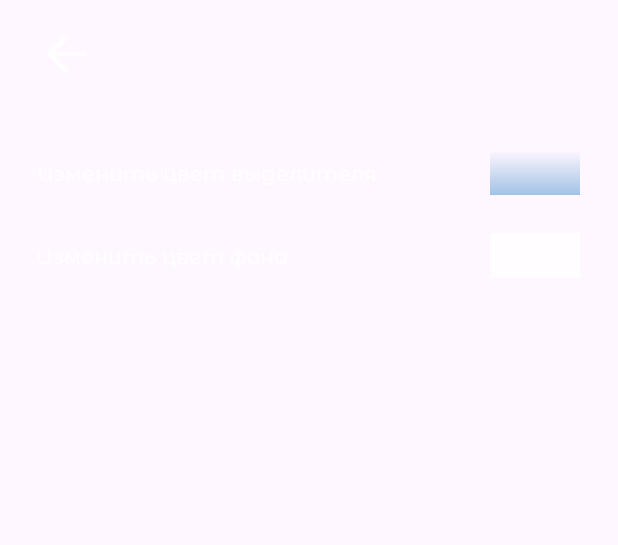
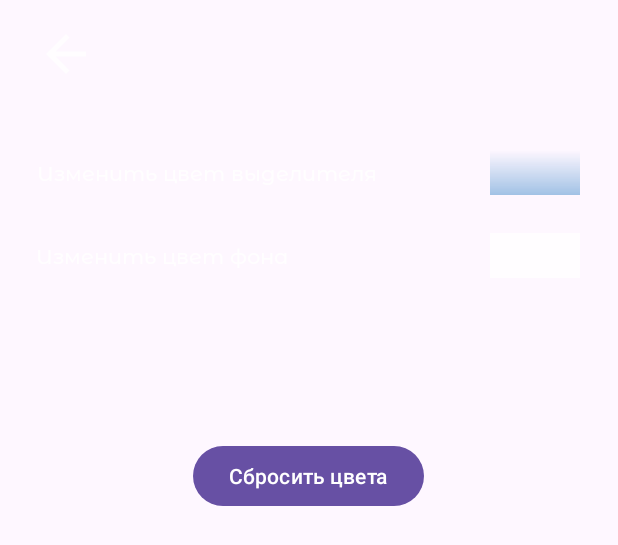
Before and after one commit to Sutemi67/Kotlin_RadioPlayer_app, an Android app: the layout activity_settings.xml on its own in the app's theme, with its tools: preview values and no code run, on a phone screen of 412 x 824 dp. Shown: the top 545 px of the screen. Run offline under Robolectric (Android 15) with nearby library versions, the phone set to English and light mode, and no system bars.

Commit message:
colors theming ready

```diff
--- a/app/src/main/java/apc/appcradle/radioplayer/ui/MainActivity.kt
+++ b/app/src/main/java/apc/appcradle/radioplayer/ui/MainActivity.kt
@@ -10,8 +10,6 @@ import android.os.Bundle
 import android.util.Log
 import androidx.activity.enableEdgeToEdge
 import androidx.appcompat.app.AppCompatActivity
-import androidx.appcompat.app.AppCompatDelegate
-import androidx.appcompat.app.AppCompatDelegate.setDefaultNightMode
 import androidx.core.content.ContextCompat
 import androidx.core.view.ViewCompat
 import androidx.core.view.WindowInsetsCompat
@@ -195,7 +193,7 @@ class MainActivity : AppCompatActivity() {
         if (selectorColor == 0) {
             return ContextCompat.getDrawable(
                 applicationContext,
-                R.drawable.playing_shape
+                R.drawable.shape_playing_station
             ) as GradientDrawable
         } else {
             val grad = GradientDrawable().apply {
--- a/app/src/main/res/drawable/nightmode.xml
+++ /dev/null
@@ -1,5 +0,0 @@
-<vector xmlns:android="http://schemas.android.com/apk/res/android" android:height="24dp" android:tint="#000000" android:viewportHeight="24" android:viewportWidth="24" android:width="24dp">
-
-    <path android:fillColor="@android:color/white" android:pathData="M12.01,12c0,-3.57 2.2,-6.62 5.31,-7.87 0.89,-0.36 0.75,-1.69 -0.19,-1.9 -1.1,-0.24 -2.27,-0.3 -3.48,-0.14 -4.51,0.6 -8.12,4.31 -8.59,8.83C4.44,16.93 9.13,22 15.01,22c0.73,0 1.43,-0.08 2.12,-0.23 0.95,-0.21 1.1,-1.53 0.2,-1.9 -3.22,-1.29 -5.33,-4.41 -5.32,-7.87z"/>
-
-</vector>
--- a/app/src/main/res/drawable/normal_shape.xml
+++ /dev/null
@@ -1,4 +0,0 @@
-<?xml version="1.0" encoding="utf-8"?>
-<shape>
-
-</shape>
--- /dev/null
+++ b/app/src/main/res/drawable/shape_clear_button.xml
@@ -0,0 +1,4 @@
+<?xml version="1.0" encoding="utf-8"?>
+<shape xmlns:android="http://schemas.android.com/apk/res/android">
+
+</shape>
--- a/app/src/main/res/drawable/sun.xml
+++ /dev/null
@@ -1,5 +0,0 @@
-<vector xmlns:android="http://schemas.android.com/apk/res/android" android:height="24dp" android:tint="#000000" android:viewportHeight="24" android:viewportWidth="24" android:width="24dp">
-
-    <path android:fillColor="@android:color/white" android:pathData="M11,4V2c0,-0.55 0.45,-1 1,-1s1,0.45 1,1v2c0,0.55 -0.45,1 -1,1S11,4.55 11,4zM18.36,7.05l1.41,-1.42c0.39,-0.39 0.39,-1.02 0,-1.41c-0.39,-0.39 -1.02,-0.39 -1.41,0l-1.41,1.42c-0.39,0.39 -0.39,1.02 0,1.41C17.34,7.44 17.97,7.44 18.36,7.05zM22,11h-2c-0.55,0 -1,0.45 -1,1s0.45,1 1,1h2c0.55,0 1,-0.45 1,-1S22.55,11 22,11zM12,19c-0.55,0 -1,0.45 -1,1v2c0,0.55 0.45,1 1,1s1,-0.45 1,-1v-2C13,19.45 12.55,19 12,19zM5.64,7.05L4.22,5.64c-0.39,-0.39 -0.39,-1.03 0,-1.41s1.03,-0.39 1.41,0l1.41,1.41c0.39,0.39 0.39,1.03 0,1.41S6.02,7.44 5.64,7.05zM16.95,16.95c-0.39,0.39 -0.39,1.03 0,1.41l1.41,1.41c0.39,0.39 1.03,0.39 1.41,0c0.39,-0.39 0.39,-1.03 0,-1.41l-1.41,-1.41C17.98,16.56 17.34,16.56 16.95,16.95zM2,13h2c0.55,0 1,-0.45 1,-1s-0.45,-1 -1,-1H2c-0.55,0 -1,0.45 -1,1S1.45,13 2,13zM5.64,19.78l1.41,-1.41c0.39,-0.39 0.39,-1.03 0,-1.41s-1.03,-0.39 -1.41,0l-1.41,1.41c-0.39,0.39 -0.39,1.03 0,1.41C4.61,20.17 5.25,20.17 5.64,19.78zM12,6c-3.31,0 -6,2.69 -6,6s2.69,6 6,6s6,-2.69 6,-6S15.31,6 12,6z"/>
-
-</vector>
--- a/app/src/main/res/layout/activity_settings.xml
+++ b/app/src/main/res/layout/activity_settings.xml
@@ -36,7 +36,7 @@
         android:layout_width="60dp"
         android:layout_height="30dp"
         android:layout_marginEnd="25dp"
-        android:background="@drawable/playing_shape"
+        android:background="@drawable/shape_playing_station"
         app:layout_constraintBottom_toBottomOf="@+id/selectorColorText"
         app:layout_constraintEnd_toEndOf="parent"
         app:layout_constraintTop_toTopOf="@+id/selectorColorText" />
@@ -63,4 +63,13 @@
         app:layout_constraintEnd_toEndOf="@+id/selectorColorIcon"
         app:layout_constraintTop_toTopOf="@+id/bgColorText" />
 
+    <com.google.android.material.button.MaterialButton
+        android:layout_width="wrap_content"
+        android:layout_height="wrap_content"
+        android:layout_marginTop="108dp"
+        android:text="@string/clear_colors_button"
+        app:layout_constraintEnd_toEndOf="parent"
+        app:layout_constraintHorizontal_bias="0.498"
+        app:layout_constraintStart_toStartOf="parent"
+        app:layout_constraintTop_toBottomOf="@+id/bgColorText" />
 </androidx.constraintlayout.widget.ConstraintLayout>
--- a/app/src/main/res/layout/list_item.xml
+++ b/app/src/main/res/layout/list_item.xml
@@ -3,7 +3,7 @@
     xmlns:app="http://schemas.android.com/apk/res-auto"
     android:layout_width="match_parent"
     android:id="@+id/main_container"
-    android:background="@drawable/normal_shape"
+    android:background="@drawable/shape_default_station"
     android:layout_height="50dp">
 
     <TextView
--- a/app/src/main/res/values/strings.xml
+++ b/app/src/main/res/values/strings.xml
@@ -4,4 +4,5 @@
     <string name="back_arrow_button">back navigation arrow</string>
     <string name="change_selector_color_text">Изменить цвет выделителя</string>
     <string name="change_bg_color_text">Изменить цвет фона</string>
+    <string name="clear_colors_button">Сбросить цвета</string>
 </resources>
```
Also changed, not shown: app/src/main/res/drawable/shape_default_station.xml (added, +7 -0 lines), app/src/main/res/drawable/shape_playing_station.xml (renamed from app/src/main/res/drawable/playing_shape.xml).
